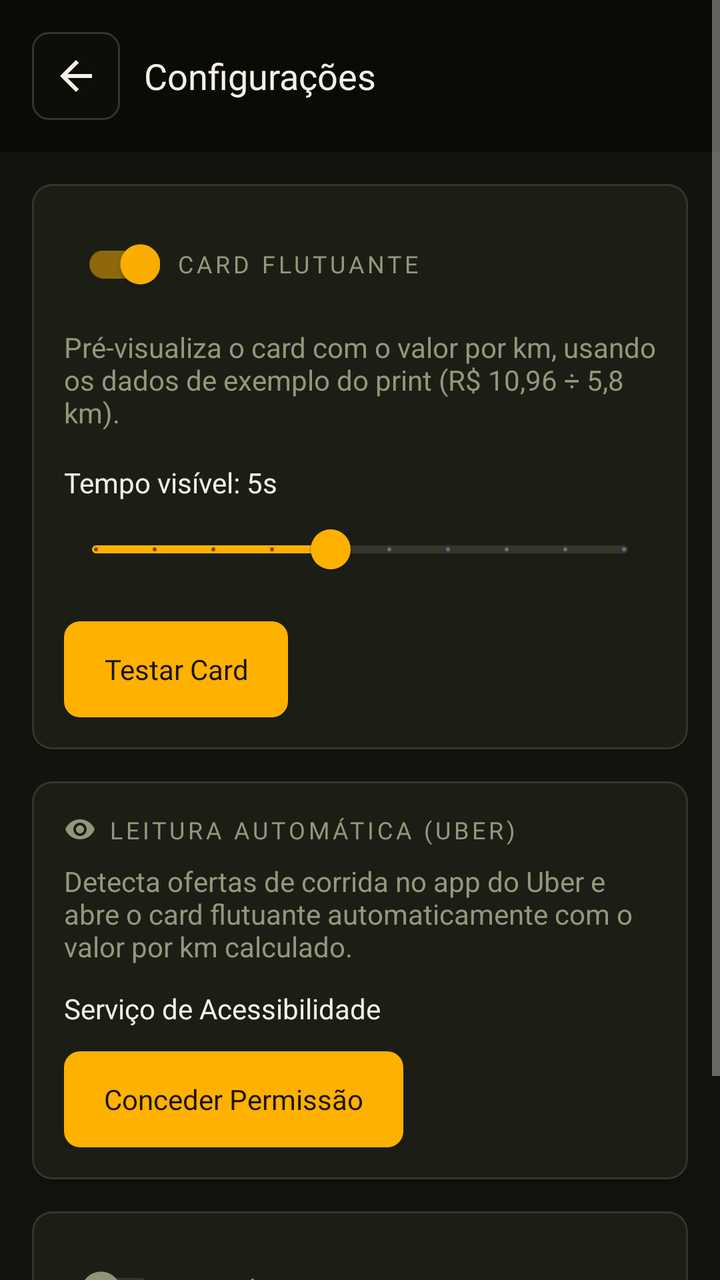
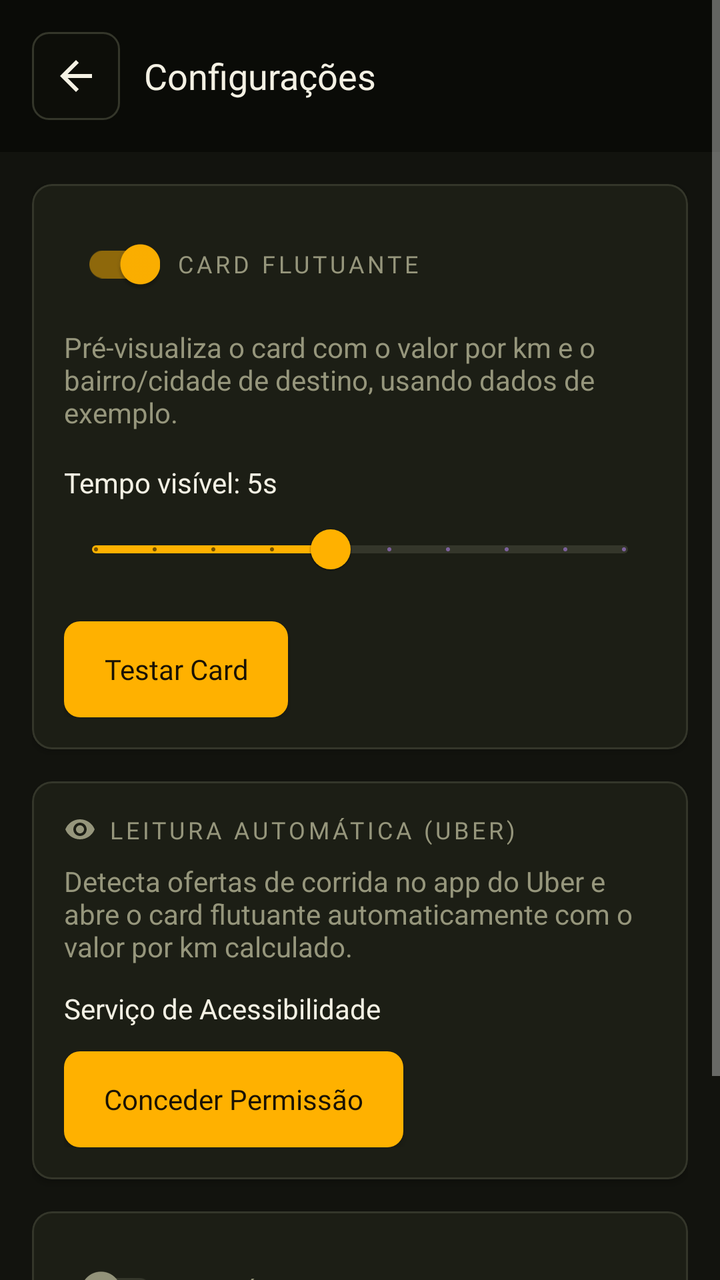

Two renders of the same Android screen: before a commit and after it. Below are the layout's source before the change and the commit's diff.
<!-- AndroidManifest.xml: application theme Theme.MaterialComponents.NoActionBar -->
<!-- res/layout/activity_settings.xml -->
<?xml version="1.0" encoding="utf-8"?>
<ScrollView xmlns:android="http://schemas.android.com/apk/res/android"
    xmlns:app="http://schemas.android.com/apk/res-auto"
    android:layout_width="match_parent"
    android:layout_height="match_parent"
    android:background="@color/tw_bg"
    android:fillViewport="true">

    <LinearLayout
        android:layout_width="match_parent"
        android:layout_height="wrap_content"
        android:orientation="vertical">

        <LinearLayout
            android:layout_width="match_parent"
            android:layout_height="wrap_content"
            android:background="@color/tw_header_bg"
            android:gravity="center_vertical"
            android:orientation="horizontal"
            android:padding="16dp">

            <ImageButton
                android:id="@+id/back_button"
                android:layout_width="44dp"
                android:layout_height="44dp"
                android:background="@drawable/tw_input_bg"
                android:contentDescription="@null"
                android:padding="10dp"
                android:src="@drawable/ic_arrow_back"
                android:tint="@color/tw_text_primary" />

            <TextView
                android:layout_width="0dp"
                android:layout_height="wrap_content"
                android:layout_marginStart="12dp"
                android:layout_weight="1"
                android:fontFamily="@font/barlow_semibold"
                android:text="Configurações"
                android:textColor="@color/tw_text_primary"
                android:textSize="18sp" />
        </LinearLayout>

        <LinearLayout
            android:layout_width="match_parent"
            android:layout_height="wrap_content"
            android:orientation="vertical"
            android:padding="16dp">

            <com.google.android.material.card.MaterialCardView style="@style/TwCard">

                <LinearLayout
                    android:layout_width="match_parent"
                    android:layout_height="wrap_content"
                    android:orientation="vertical"
                    android:padding="16dp">

                    <LinearLayout
                        android:layout_width="match_parent"
                        android:layout_height="wrap_content"
                        android:gravity="center_vertical"
                        android:orientation="horizontal">

                        <com.google.android.material.switchmaterial.SwitchMaterial
                            android:id="@+id/value_card_overlay_switch"
                            android:layout_width="wrap_content"
                            android:layout_height="wrap_content"
                            android:layout_marginEnd="8dp"
                            android:checked="true"
                            app:thumbTint="@color/tw_switch_thumb"
                            app:trackTint="@color/tw_switch_track" />

                        <TextView
                            style="@style/TwCardTitle"
                            android:text="Card Flutuante" />
                    </LinearLayout>

                    <TextView
                        android:layout_width="match_parent"
                        android:layout_height="wrap_content"
                        android:layout_marginTop="8dp"
                        android:text="Pré-visualiza o card com o valor por km, usando os dados de exemplo do print (R$ 10,96 ÷ 5,8 km)."
                        android:textColor="@color/tw_text_secondary" />

                    <TextView
                        android:id="@+id/visible_seconds_label"
                        android:layout_width="match_parent"
                        android:layout_height="wrap_content"
                        android:layout_marginTop="16dp"
                        android:text="Tempo visível: 5s"
                        android:textColor="@color/tw_text_primary" />

                    <com.google.android.material.slider.Slider
                        android:id="@+id/visible_seconds_slider"
                        android:layout_width="match_parent"
                        android:layout_height="wrap_content"
                        android:stepSize="1"
                        android:value="5"
                        android:valueFrom="1"
                        android:valueTo="10"
                        app:thumbColor="@color/accent_amber"
                        app:trackColorActive="@color/accent_amber"
                        app:trackColorInactive="@color/tw_border" />

                    <androidx.appcompat.widget.AppCompatButton
                        android:id="@+id/test_overlay_button"
                        style="@style/TwPrimaryButton"
                        android:layout_width="wrap_content"
                        android:layout_height="wrap_content"
                        android:layout_marginTop="12dp"
                        android:text="Testar Card" />
                </LinearLayout>
            </com.google.android.material.card.MaterialCardView>

            <com.google.android.material.card.MaterialCardView
                style="@style/TwCard"
                android:layout_marginTop="16dp">

                <LinearLayout
                    android:layout_width="match_parent"
                    android:layout_height="wrap_content"
                    android:orientation="vertical"
                    android:padding="16dp">

                    <LinearLayout
                        android:layout_width="wrap_content"
                        android:layout_height="wrap_content"
                        android:gravity="center_vertical"
                        android:orientation="horizontal">

                        <ImageView
                            android:layout_width="16dp"
                            android:layout_height="16dp"
                            android:layout_marginEnd="6dp"
                            android:contentDescription="@null"
                            android:src="@drawable/ic_visibility"
                            android:tint="@color/tw_text_secondary" />

                        <TextView
                            style="@style/TwCardTitle"
                            android:text="Leitura Automática (Uber)" />
                    </LinearLayout>

                    <TextView
                        android:layout_width="match_parent"
                        android:layout_height="wrap_content"
                        android:layout_marginTop="8dp"
                        android:text="Detecta ofertas de corrida no app do Uber e abre o card flutuante automaticamente com o valor por km calculado."
                        android:textColor="@color/tw_text_secondary" />

                    <LinearLayout
                        android:layout_width="match_parent"
                        android:layout_height="wrap_content"
                        android:layout_marginTop="12dp"
                        android:gravity="center_vertical"
                        android:orientation="horizontal">

                        <TextView
                            android:layout_width="0dp"
                            android:layout_height="wrap_content"
                            android:layout_weight="1"
                            android:text="Serviço de Acessibilidade"
                            android:textColor="@color/tw_text_primary" />

                        <ImageView
                            android:id="@+id/accessibility_permission_icon"
                            android:layout_width="16dp"
                            android:layout_height="16dp"
                            android:layout_marginStart="8dp"
                            android:contentDescription="@null" />

                        <TextView
                            android:id="@+id/accessibility_permission_status"
                            android:layout_width="wrap_content"
                            android:layout_height="wrap_content"
                            android:layout_marginStart="6dp"
                            android:textStyle="bold" />
                    </LinearLayout>

                    <androidx.appcompat.widget.AppCompatButton
                        android:id="@+id/accessibility_permission_button"
                        style="@style/TwPrimaryButton"
                        android:layout_width="wrap_content"
                        android:layout_height="wrap_content"
                        android:layout_marginTop="12dp"
                        android:text="Conceder Permissão" />
                </LinearLayout>
            </com.google.android.material.card.MaterialCardView>

            <com.google.android.material.card.MaterialCardView
                style="@style/TwCard"
                android:layout_marginTop="16dp">

                <LinearLayout
                    android:layout_width="match_parent"
                    android:layout_height="wrap_content"
                    android:orientation="vertical"
                    android:padding="16dp">

                    <LinearLayout
                        android:layout_width="match_parent"
                        android:layout_height="wrap_content"
                        android:gravity="center_vertical"
                        android:orientation="horizontal">

                        <com.google.android.material.switchmaterial.SwitchMaterial
                            android:id="@+id/history_overlay_switch"
                            android:layout_width="wrap_content"
                            android:layout_height="wrap_content"
                            android:layout_marginEnd="8dp"
                            app:thumbTint="@color/tw_switch_thumb"
                            app:trackTint="@color/tw_switch_track" />

                        <TextView
                            style="@style/TwCardTitle"
                            android:text="Histórico Flutuante" />
                    </LinearLayout>

                    <TextView
                        android:layout_width="match_parent"
                        android:layout_height="wrap_content"
                        android:layout_marginTop="8dp"
                        android:text="Mostra sempre no topo da tela o valor/km, destino e o resultado (aceito, recusado ou sem ação) das últimas 3 ofertas."
                        android:textColor="@color/tw_text_secondary" />
                </LinearLayout>
            </com.google.android.material.card.MaterialCardView>

        </LinearLayout>
    </LinearLayout>
</ScrollView>
<!-- resources referenced by this layout -->
<resources>
  <color name="accent_amber">#FFB100</color>
  <color name="tw_bg">#12130E</color>
  <color name="tw_border">#34362A</color>
  <color name="tw_header_bg">#0A0B07</color>
  <color name="tw_text_primary">#F4F1E4</color>
  <color name="tw_text_secondary">#96967C</color>
  <!-- drawable ic_arrow_back (drawable) -->
  <vector xmlns:android="http://schemas.android.com/apk/res/android"
      android:width="24dp"
      android:height="24dp"
      android:viewportWidth="24"
      android:viewportHeight="24">
      <path
          android:fillColor="#FFFFFFFF"
          android:pathData="M20,11H7.83l5.59,-5.59L12,4l-8,8l8,8l1.41,-1.41L7.83,13H20z" />
  </vector>
  <!-- drawable ic_visibility (drawable) -->
  <vector xmlns:android="http://schemas.android.com/apk/res/android"
      android:width="24dp"
      android:height="24dp"
      android:viewportWidth="24"
      android:viewportHeight="24">
      <path
          android:fillColor="#FFFFFFFF"
          android:pathData="M12,4.5C7,4.5,2.73,7.61,1,12c1.73,4.39,6,7.5,11,7.5s9.27,-3.11,11,-7.5C21.27,7.61,17,4.5,12,4.5zM12,17c-2.76,0,-5,-2.24,-5,-5s2.24,-5,5,-5s5,2.24,5,5S14.76,17,12,17zM12,9c-1.66,0,-3,1.34,-3,3s1.34,3,3,3s3,-1.34,3,-3S13.66,9,12,9z" />
  </vector>
  <!-- drawable tw_input_bg (drawable) -->
  <?xml version="1.0" encoding="utf-8"?>
  <shape xmlns:android="http://schemas.android.com/apk/res/android">
      <solid android:color="@color/tw_input_bg" />
      <corners android:radius="8dp" />
      <stroke
          android:width="1dp"
          android:color="@color/tw_border" />
  </shape>
  <style name="TwCard">
          <item name="android:layout_width">match_parent</item>
          <item name="android:layout_height">wrap_content</item>
          <item name="cardBackgroundColor">@color/tw_surface</item>
          <item name="cardCornerRadius">10dp</item>
          <item name="cardElevation">2dp</item>
          <item name="strokeColor">@color/tw_border</item>
          <item name="strokeWidth">1dp</item>
      </style>
  <style name="TwCardTitle">
          <item name="android:layout_width">wrap_content</item>
          <item name="android:layout_height">wrap_content</item>
          <item name="android:fontFamily">@font/plex_mono_semibold</item>
          <item name="android:textColor">@color/tw_text_secondary</item>
          <item name="android:textSize">12sp</item>
          <item name="android:letterSpacing">0.14</item>
          <item name="android:textAllCaps">true</item>
      </style>
  <style name="TwPrimaryButton" parent="Widget.AppCompat.Button">
          <item name="android:background">@drawable/tw_button_bg</item>
          <item name="android:fontFamily">@font/barlow_semibold</item>
          <item name="android:textColor">@color/ink_on_amber</item>
          <item name="android:textAllCaps">false</item>
          <item name="android:paddingLeft">20dp</item>
          <item name="android:paddingRight">20dp</item>
          <item name="android:paddingTop">10dp</item>
          <item name="android:paddingBottom">10dp</item>
      </style>
  <color name="tw_input_bg">#0D0E09</color>
  <color name="tw_surface">#1C1E15</color>
  <!-- drawable tw_button_bg (drawable) -->
  <?xml version="1.0" encoding="utf-8"?>
  <shape xmlns:android="http://schemas.android.com/apk/res/android">
      <solid android:color="@color/accent_amber" />
      <corners android:radius="8dp" />
  </shape>
  <color name="ink_on_amber">#1A1204</color>
</resources>

<!-- the commit's change to res/layout/activity_settings.xml (unified diff, before → after) -->
@@ -78,7 +78,7 @@
                         android:layout_width="match_parent"
                         android:layout_height="wrap_content"
                         android:layout_marginTop="8dp"
-                        android:text="Pré-visualiza o card com o valor por km, usando os dados de exemplo do print (R$ 10,96 ÷ 5,8 km)."
+                        android:text="Pré-visualiza o card com o valor por km e o bairro/cidade de destino, usando dados de exemplo."
                         android:textColor="@color/tw_text_secondary" />
 
                     <TextView
